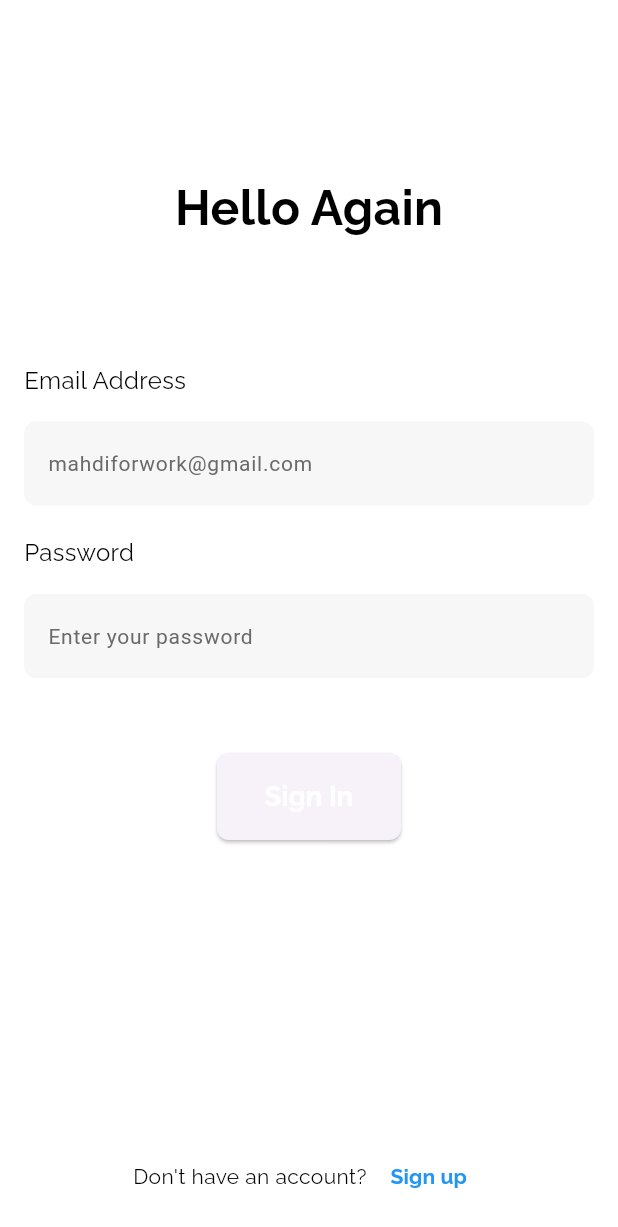
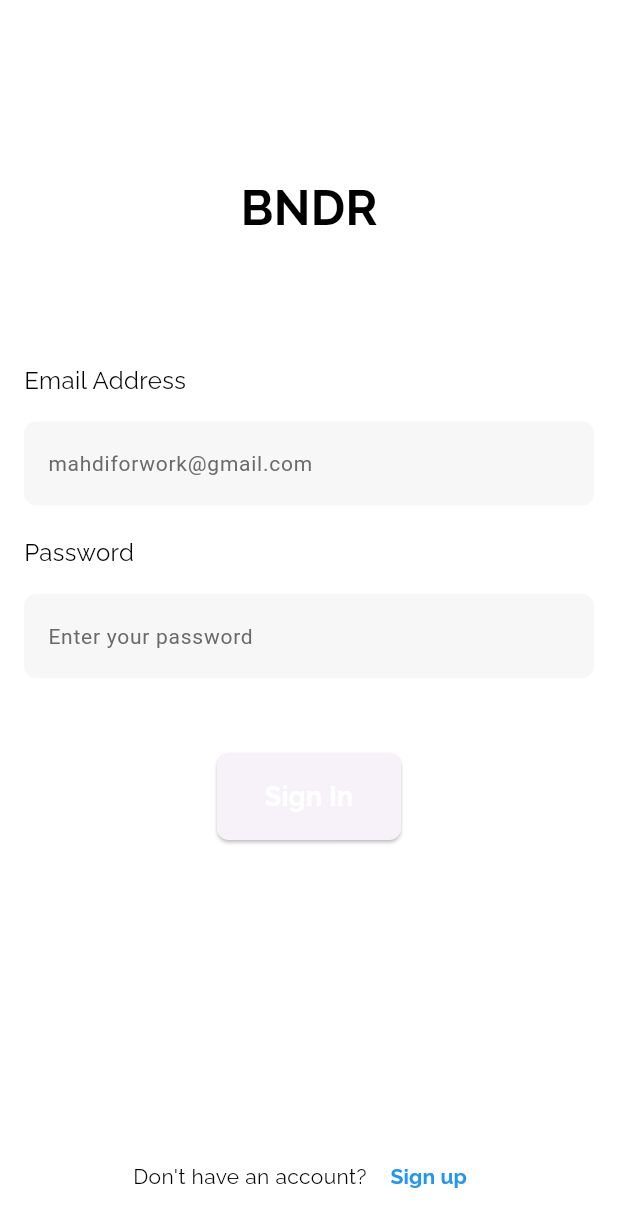
Before and after one commit to BJW101102/BNDR, a Flutter app: the screen it shows after launch, on a phone screen of 412 x 824 dp. Shown: the top 1227 px of the screen. Run offline on Flutter 3.47's test engine with Material 3 defaults, Android fonts, the phone set to English and light mode, and no system bars; our stand-ins replace cloud_firestore, firebase_auth, firebase_core, geolocator, google_fonts, google_maps_flutter and 1 more; accounts and stored records are empty.

Commit message:
UI changes
Changed some text and some details to look better

```diff
--- a/flutter_application_1/lib/pages/event_dashboard.dart
+++ b/flutter_application_1/lib/pages/event_dashboard.dart
@@ -3,7 +3,7 @@ import 'home.dart';
 import 'event_setup.dart';
 import 'account.dart';
 import 'friends.dart';
-import 'event_dashboard.dart';
+import 'package:flutter_application_1/services/event_service.dart';
 
 class EventDashboard extends StatefulWidget {
   const EventDashboard({Key? key}) : super(key: key);
--- a/flutter_application_1/lib/pages/home.dart
+++ b/flutter_application_1/lib/pages/home.dart
@@ -45,12 +45,12 @@ class _HomeState extends State<Home> {
             mainAxisAlignment: MainAxisAlignment.center,
             children: [
               Text(
-                'Hello👋',
+                'BNDR',
                 style: GoogleFonts.raleway(
                     textStyle: const TextStyle(
                         color: Colors.black,
                         fontWeight: FontWeight.bold,
-                        fontSize: 20)),
+                        fontSize: 40)),
               ),
               const SizedBox(
                 height: 10,
--- a/flutter_application_1/lib/pages/login.dart
+++ b/flutter_application_1/lib/pages/login.dart
@@ -80,7 +80,7 @@ class Login extends StatelessWidget {
             children: [
               Center(
                 child: Text(
-                  'Hello Again',
+                  'BNDR',
                   style: GoogleFonts.raleway(
                       textStyle: const TextStyle(
                           color: Colors.black,
```
